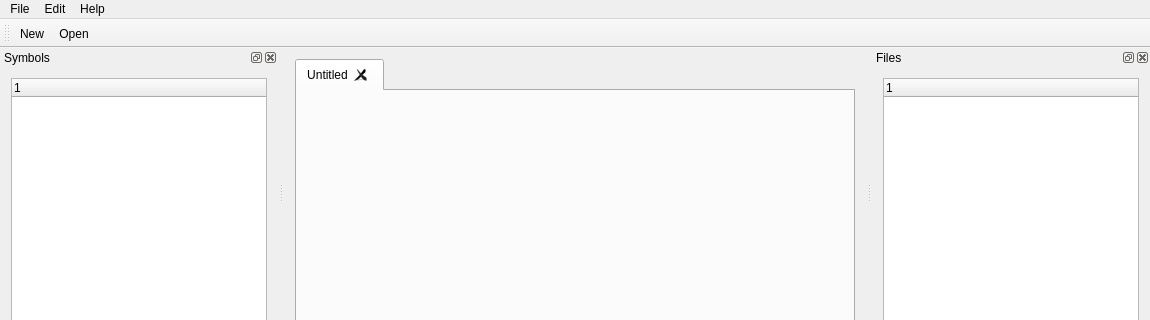
doganckaratas/kscope-ng, file mainwindow.ui: the form before one commit; both pictures show x 0 to 1150 and y 0 to 320 of the 1150 by 597 pixel window.
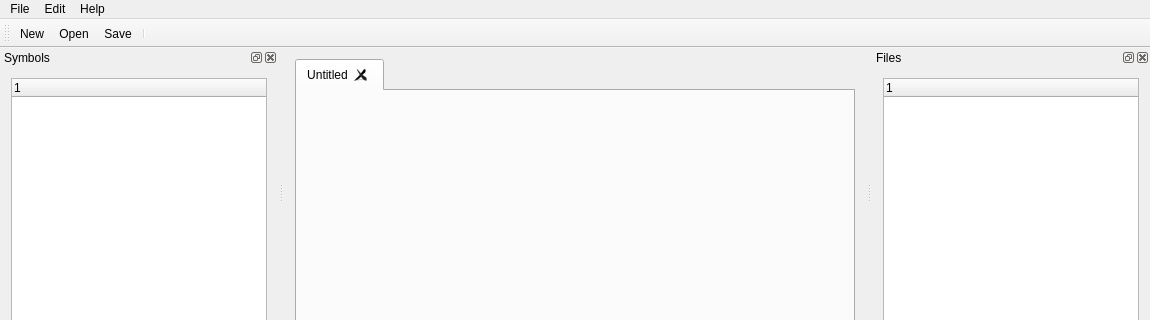
The form after the commit.

Commit message: Added Close and Save All actions

Patch:
```diff
--- a/mainwindow.ui
+++ b/mainwindow.ui
@@ -83,6 +83,8 @@
    </attribute>
    <addaction name="actionNew"/>
    <addaction name="actionOpen"/>
+   <addaction name="actionSave"/>
+   <addaction name="separator"/>
   </widget>
   <widget class="QStatusBar" name="statusBar"/>
   <widget class="QDockWidget" name="dockWidget_11">
```
Left out of the diff: 16 changed lines with no effect on the pictures.
